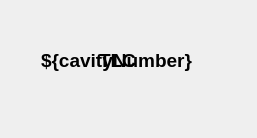
slaclab/cavityDisplay, file Derikka/EmbeddedSingleCavity.ui: the form before one commit.
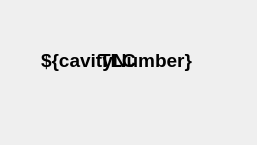
The form after the commit. Custom widgets are drawn as their Qt base class.

Commit message: Reduced spacing between cavity shapes; labels for cavity number and TLC now show up when expcted

Patch:
```diff
--- a/Derikka/EmbeddedSingleCavity.ui
+++ b/Derikka/EmbeddedSingleCavity.ui
@@ -7,7 +7,7 @@
     <x>0</x>
     <y>0</y>
     <width>257</width>
-    <height>138</height>
+    <height>145</height>
    </rect>
   </property>
   <property name="sizePolicy">
@@ -25,7 +25,7 @@
      <x>21</x>
      <y>11</y>
      <width>201</width>
-     <height>116</height>
+     <height>102</height>
     </rect>
    </property>
    <property name="sizePolicy">
```
The commit also changes 2 other files.
